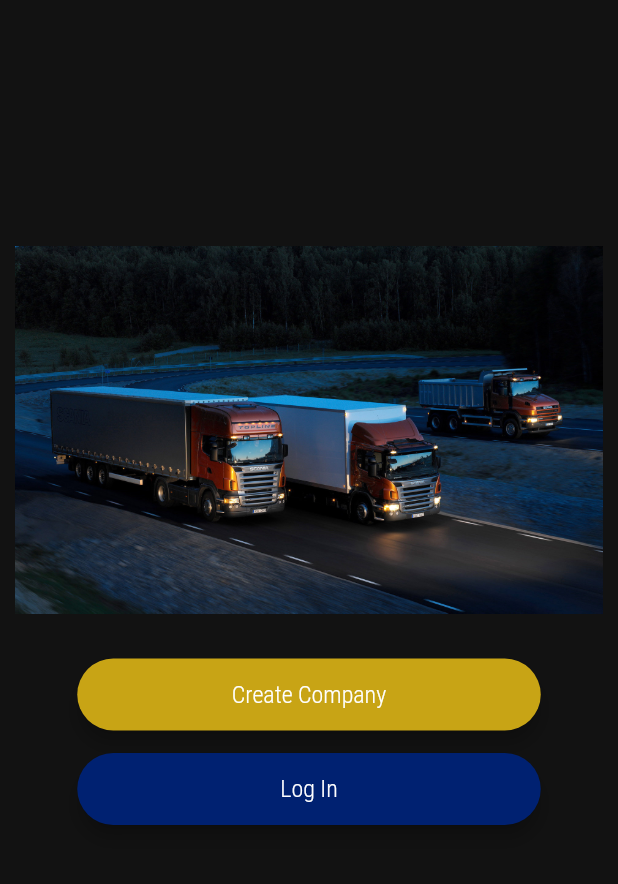
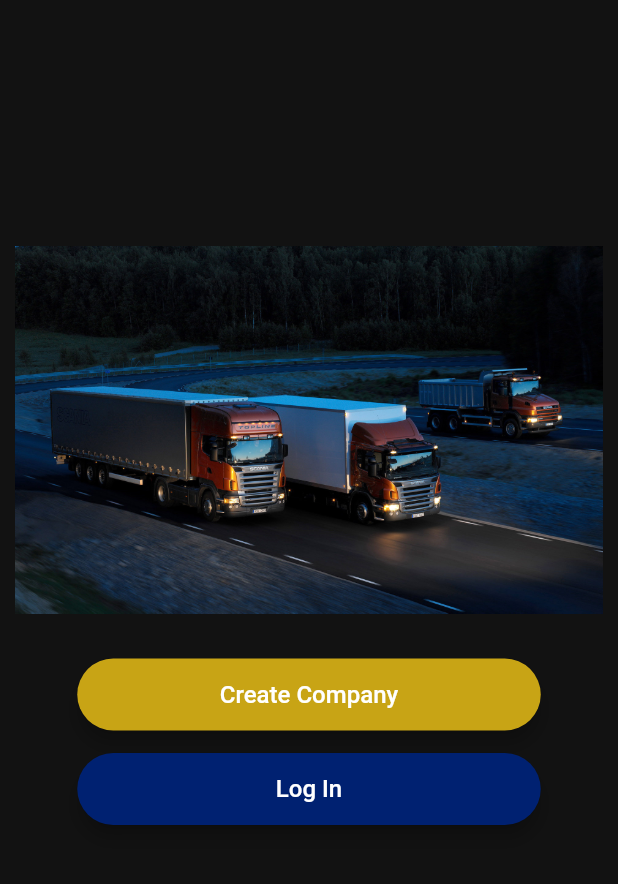
Before and after one commit to gokulr488/fleezy, a Flutter app: the screen it shows after launch, on a phone screen of 412 x 824 dp, the part 321-1205 px from its top. Run offline on Flutter 3.47's test engine with Material 2 defaults, Android fonts, the phone set to English and light mode, and no system bars; our stand-ins replace cloud_firestore, curved_navigation_bar, firebase_auth, firebase_core, flutter_spinkit, geolocator and 1 more; accounts and stored records are empty; Roboto replaces fonts that are missing (DancingScript).

Commit message:
font and theme color changed

```diff
--- a/lib/main.dart
+++ b/lib/main.dart
@@ -21,6 +21,7 @@ import 'package:fleezy/screens/VehicleOverviewScreens/StartNewTripScreen.dart';
 import 'package:fleezy/screens/VehicleOverviewScreens/VehicleOverviewScreen.dart';
 import 'package:flutter/material.dart';
 import 'package:flutter/services.dart';
+import 'package:google_fonts/google_fonts.dart';
 import 'package:provider/provider.dart';
 
 //flutter build apk --split-per-abi
@@ -46,7 +47,9 @@ class FleezyApp extends StatelessWidget {
     return MaterialApp(
         title: 'Fleezy',
         theme: ThemeData(
-            brightness: Brightness.dark, fontFamily: 'RobotoCondensed'),
+            brightness: Brightness.dark,
+            textTheme: GoogleFonts.koHoTextTheme(
+                ThemeData(brightness: Brightness.dark).textTheme)),
         initialRoute: _isLoggedIn(context) ? HomeScreen.id : StartScreen.id,
         routes: {
           HomeScreen.id: (context) => HomeScreen(),
```
Also changed, not shown: lib/components/cards/TripDetailCard.dart (+20 -4 lines), pubspec.yaml (+4 -4 lines), assets/fonts/RobotoCondensed-Light.ttf (deleted).
